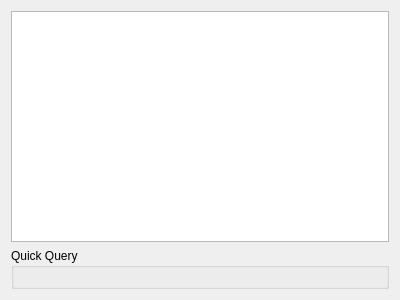
The window that BrowseTableForm.ui (fritzone/ddm) describes before a commit, drawn with Qt 5.
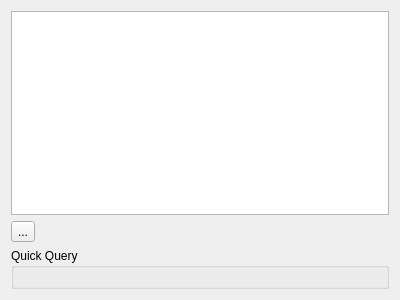
The same window after the commit. Icons and pictures are not drawn.

The edit to the form file:
```diff
--- a/BrowseTableForm.ui
+++ b/BrowseTableForm.ui
@@ -13,7 +13,7 @@
   <property name="windowTitle">
    <string>Form</string>
   </property>
-  <layout class="QVBoxLayout" name="verticalLayout">
+  <layout class="QVBoxLayout" name="verticalLayout_3">
    <item>
     <widget class="QTableView" name="table">
      <property name="sizePolicy">
@@ -42,6 +42,21 @@
      </attribute>
     </widget>
    </item>
+   <item>
+    <layout class="QVBoxLayout" name="verticalLayout">
+     <item>
+      <widget class="QToolButton" name="btnExecuteQuery">
+       <property name="text">
+        <string>...</string>
+       </property>
+       <property name="icon">
+        <iconset resource="dbm.qrc">
+         <normaloff>:/images/actions/images/actions/button_play_green.png</normaloff>:/images/actions/images/actions/button_play_green.png</iconset>
+       </property>
+      </widget>
+     </item>
+    </layout>
+   </item>
    <item>
     <widget class="QGroupBox" name="groupBox">
      <property name="title">
```
Left out of the diff: 26 changed lines with no effect on the pictures.
